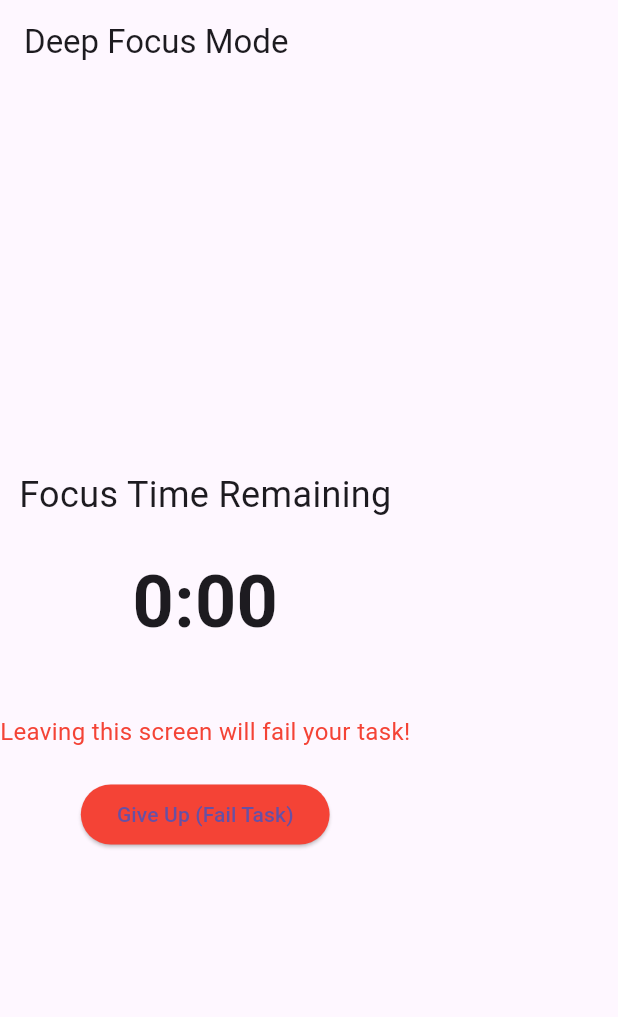
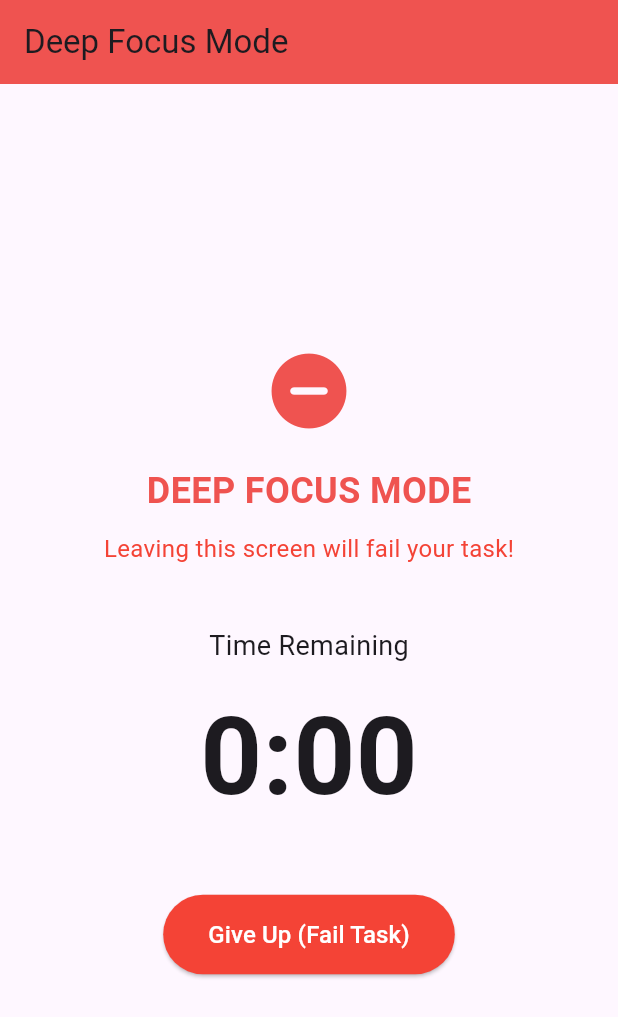
Before and after one commit to ItsCarmine/Station05, a Flutter app: the DeepFocusMode screen opened directly with empty values, on a phone screen of 412 x 824 dp. Shown: the top 1017 px of the screen. Run offline on Flutter 3.47's test engine with Material 3 defaults, Android fonts, the phone set to English and light mode, and no system bars; our stand-ins replace fl_chart, flutter_local_notifications, hive, hive_flutter, permission_handler; accounts and stored records are empty.

Commit message:
deep focus mode

```diff
--- a/lib/widgets/deep_focus_mode.dart
+++ b/lib/deep_focus_mode.dart
@@ -1,5 +1,9 @@
+import 'dart:async';
 import 'package:flutter/material.dart';
 import 'package:flutter/services.dart';
+
+// Make sure to adjust the platform channel to match your app's package name
+const platform = MethodChannel('com.station5.station5/deepfocus');
 
 class DeepFocusMode extends StatefulWidget {
   final int duration; // Duration in minutes
@@ -7,11 +11,11 @@ class DeepFocusMode extends StatefulWidget {
   final Function onFail; // Failure callback
 
   const DeepFocusMode({
-    Key? key,
+    super.key,
     required this.duration,
     required this.onComplete,
     required this.onFail
-  }) : super(key: key);
+  });
 
   @override
   _DeepFocusModeState createState() => _DeepFocusModeState();
@@ -29,13 +33,31 @@ class _DeepFocusModeState extends State<DeepFocusMode> with WidgetsBindingObserv
     WidgetsBinding.instance.addObserver(this);
     _secondsRemaining = widget.duration * 60;
     _startTimer();
+    _enableDeepFocusMode();
   }
 
   @override
   void dispose() {
+    _disableDeepFocusMode();
     WidgetsBinding.instance.removeObserver(this);
     _timer.cancel();
     super.dispose();
+  }
+
+  Future<void> _enableDeepFocusMode() async {
+    try {
+      await platform.invokeMethod('enableLockTask');
+    } on PlatformException catch (e) {
+      print("Failed to enable deep focus mode: ${e.message}");
+    }
+  }
+
+  Future<void> _disableDeepFocusMode() async {
+    try {
+      await platform.invokeMethod('disableLockTask');
+    } on PlatformException catch (e) {
+      print("Failed to disable deep focus mode: ${e.message}");
+    }
   }
 
   void _startTimer() {
@@ -50,6 +72,7 @@ class _DeepFocusModeState extends State<DeepFocusMode> with WidgetsBindingObserv
         });
       } else {
         _timer.cancel();
+        _disableDeepFocusMode();
         widget.onComplete();
       }
     });
@@ -61,7 +84,6 @@ class _DeepFocusModeState extends State<DeepFocusMode> with WidgetsBindingObserv
     if (state == AppLifecycleState.paused || state == AppLifecycleState.inactive) {
       // User is trying to leave the app
       _lastPaused = DateTime.now();
-      _showFailDialogWhenReturned();
     } else if (state == AppLifecycleState.resumed && _lastPaused != null) {
       // User has returned to the app
       _handleAppReturn();
@@ -73,14 +95,9 @@ class _DeepFocusModeState extends State<DeepFocusMode> with WidgetsBindingObserv
       // Calculate how long the user was away
       final timeAway = DateTime.now().difference(_lastPaused!);
       if (timeAway.inSeconds > 3) { // Give a small grace period
-        _failTask();
+        _showFailWarningDialog();
       }
     }
-  }
-
-  void _showFailDialogWhenReturned() {
-    // This will be shown when they return
-    // We'll implement the actual dialog in _handleAppReturn
   }
 
   void _failTask() {
@@ -88,6 +105,7 @@ class _DeepFocusModeState extends State<DeepFocusMode> with WidgetsBindingObserv
     setState(() {
       _isActive = false;
     });
+    _disableDeepFocusMode();
     widget.onFail();
   }
 
@@ -107,35 +125,57 @@ class _DeepFocusModeState extends State<DeepFocusMode> with WidgetsBindingObserv
         appBar: AppBar(
           title: Text('Deep Focus Mode'),
           automaticallyImplyLeading: false, // Hide back button
+          backgroundColor: Colors.red.shade400, // Use a distinctive color
         ),
-        body: Column(
+        body: Center(
+          child: Column(
             mainAxisAlignment: MainAxisAlignment.center,
+            crossAxisAlignment: CrossAxisAlignment.center,
             children: [
-            Text(
-              'Focus Time Remaining',
-              style: TextStyle(fontSize: 24),
+              Icon(
+                Icons.do_not_disturb_on_rounded,
+                color: Colors.red.shade400,
+                size: 60,
               ),
               SizedBox(height: 20),
               Text(
-              '$minutes:${seconds.toString().padLeft(2, '0')}',
-              style: TextStyle(fontSize: 48, fontWeight: FontWeight.bold),
+                'DEEP FOCUS MODE',
+                style: TextStyle(
+                  fontSize: 24,
+                  fontWeight: FontWeight.bold,
+                  color: Colors.red.shade400
                 ),
-            SizedBox(height: 40),
+              ),
+              SizedBox(height: 10),
               Text(
                 'Leaving this screen will fail your task!',
                 style: TextStyle(color: Colors.red, fontSize: 16),
               ),
-            SizedBox(height: 20),
+              SizedBox(height: 40),
+              // Timer Display
+              Text(
+                'Time Remaining',
+                style: TextStyle(fontSize: 18),
+              ),
+              SizedBox(height: 10),
+              Text(
+                '$minutes:${seconds.toString().padLeft(2, '0')}',
+                style: TextStyle(fontSize: 72, fontWeight: FontWeight.bold),
+              ),
+              SizedBox(height: 40),
               ElevatedButton(
                 onPressed: () {
                   _showExitWarningDialog();
                 },
                 style: ElevatedButton.styleFrom(
                   backgroundColor: Colors.red,
+                  foregroundColor: Colors.white,
+                  padding: EdgeInsets.symmetric(horizontal: 30, vertical: 15),
                 ),
-              child: Text('Give Up (Fail Task)'),
+                child: Text('Give Up (Fail Task)', style: TextStyle(fontSize: 16)),
               ),
             ],
+          ),
         ),
       ),
     );
@@ -160,7 +200,6 @@ class _DeepFocusModeState extends State<DeepFocusMode> with WidgetsBindingObserv
               onPressed: () {
                 Navigator.of(context).pop(); // Close dialog
                 _failTask();
-                Navigator.of(context).pop(); // Exit deep focus screen
               },
               child: Text('Give Up', style: TextStyle(color: Colors.red)),
             ),
@@ -169,4 +208,26 @@ class _DeepFocusModeState extends State<DeepFocusMode> with WidgetsBindingObserv
       },
     );
   }
+
+  void _showFailWarningDialog() {
+    showDialog(
+      context: context,
+      barrierDismissible: false,
+      builder: (BuildContext context) {
+        return AlertDialog(
+          title: Text('Focus Lost!'),
+          content: Text('You left the app during deep focus mode. Your task will be marked as failed.'),
+          actions: [
+            TextButton(
+              onPressed: () {
+                Navigator.of(context).pop(); // Close dialog
+                _failTask();
+              },
+              child: Text('I Understand', style: TextStyle(color: Colors.red)),
+            ),
+          ],
+        );
+      },
+    );
   }
+}
--- a/lib/duo_character.dart
+++ b/lib/duo_character.dart
@@ -6,11 +6,11 @@ class DuoCharacter extends StatefulWidget {
   final bool shouldAnimateSmile; // New property
 
   const DuoCharacter({
-    Key? key,
+    super.key,
     this.size = 100,
     this.isJumping = false,
     this.shouldAnimateSmile = false, // Default to false
-  }) : super(key: key);
+  });
 
   @override
   _DuoCharacterState createState() => _DuoCharacterState();
--- a/lib/splash_screen.dart
+++ b/lib/splash_screen.dart
@@ -4,7 +4,7 @@ import 'duo_character.dart';
 class SplashScreen extends StatefulWidget {
   final VoidCallback onAnimationComplete;
 
-  const SplashScreen({Key? key, required this.onAnimationComplete}) : super(key: key);
+  const SplashScreen({super.key, required this.onAnimationComplete});
 
   @override
   _SplashScreenState createState() => _SplashScreenState();
--- a/lib/statistics_screen.dart
+++ b/lib/statistics_screen.dart
@@ -8,7 +8,7 @@ import 'focus_log_model.dart'; // <-- Import Log Model
 import 'main.dart'; // Import to access boxNames
 
 class StatisticsScreen extends StatefulWidget {
-  const StatisticsScreen({Key? key}) : super(key: key);
+  const StatisticsScreen({super.key});
 
   @override
   State<StatisticsScreen> createState() => _StatisticsScreenState();
@@ -18,7 +18,7 @@ class _StatisticsScreenState extends State<StatisticsScreen> {
   int touchedIndex = -1; // For Pie Chart interaction
   Map<String, double> categoryFocusTime = {};
   double totalFocusSeconds = 0;
-  Map<String, Color> _categoryColors = {}; // Store category colors here
+  final Map<String, Color> _categoryColors = {}; // Store category colors here
 
   @override
   void initState() {
--- a/lib/task_model.dart
+++ b/lib/task_model.dart
@@ -62,9 +62,9 @@ class Task extends HiveObject {
     this.parentId, // Add to constructor
     List<String>? subtaskIds, // Add to constructor
     List<int>? recurrenceDaysOfWeek, // Add to constructor
-  }) : this.completionDates = completionDates ?? [],
-       this.subtaskIds = subtaskIds ?? [], // Initialize subtaskIds
-       this.recurrenceDaysOfWeek = recurrenceDaysOfWeek ?? []; // Initialize days of week
+  }) : completionDates = completionDates ?? [],
+       subtaskIds = subtaskIds ?? [], // Initialize subtaskIds
+       recurrenceDaysOfWeek = recurrenceDaysOfWeek ?? []; // Initialize days of week
 
   Task copyWith({
     String? id,
```
Also changed, not shown: lib/edit_task_screen.dart (+4 -5 lines), lib/focus_screen.dart (+88 -15 lines), lib/goals_screen.dart (+4 -4 lines), lib/log_screen.dart (+4 -4 lines), lib/main.dart (+16 -10 lines), 2 other files. Lines whose indentation alone changed are shown as unchanged.
